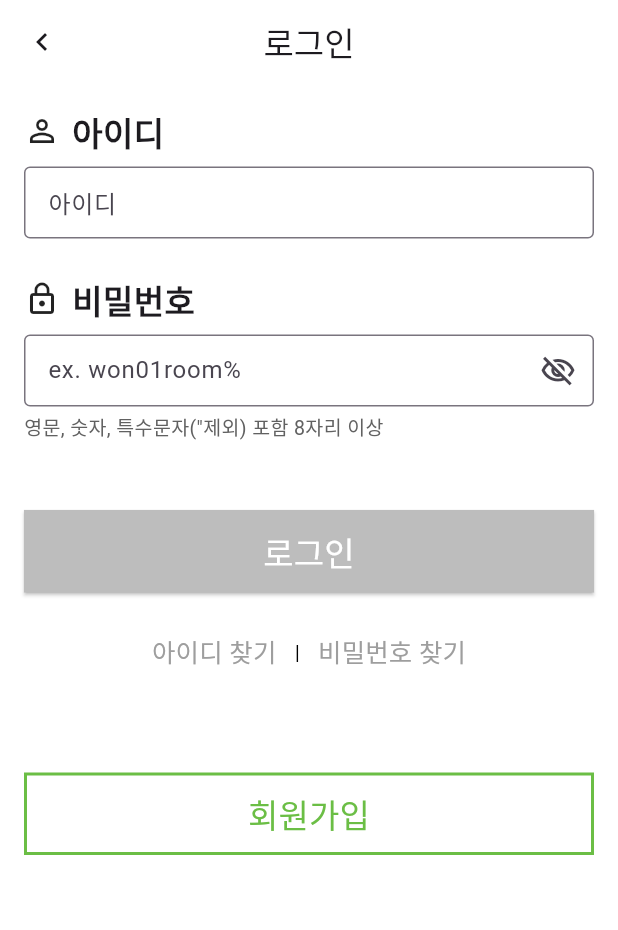
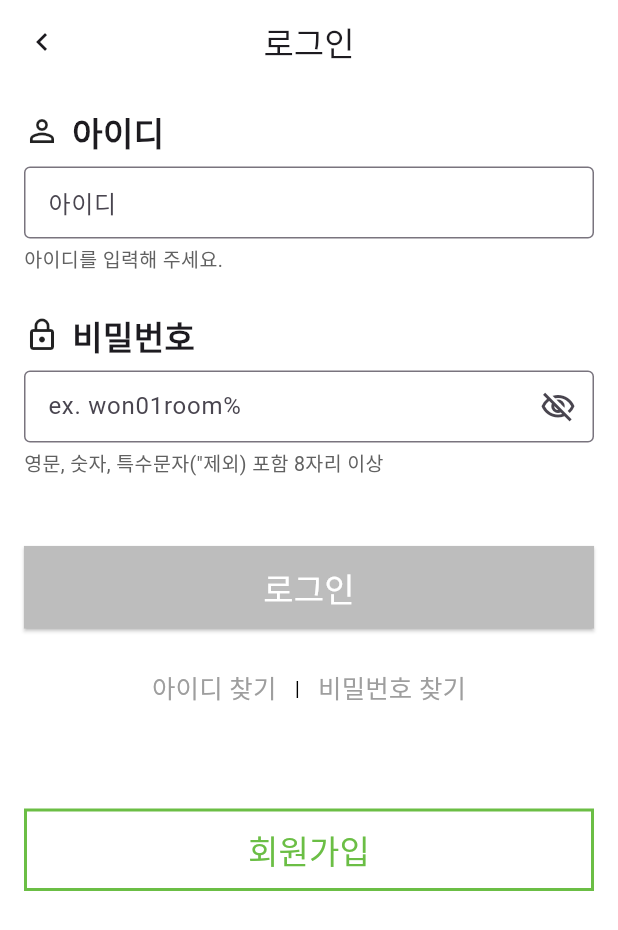
Before and after one commit to kimjaehui02/WonRoom, a Flutter app: the Login screen opened directly, after a tap on "로그인", on a phone screen of 412 x 824 dp. Shown: the top 930 px of the screen. Run offline on Flutter 3.47's test engine with Material 3 defaults, Android fonts, the phone set to English and light mode, and no system bars; our stand-ins replace dio, flutter_secure_storage, image_picker; accounts and stored records are empty; Roboto replaces fonts that are missing (Pretendard); project files that could hold a hidden picture were left out.

Commit message:
작업 최근까지 정리
현재 로그인까지 완료되ㅐ었음

```diff
--- /dev/null
+++ b/wonroom/lib/DB/users/common_validators.dart
@@ -0,0 +1,60 @@
+import 'package:flutter/material.dart';
+
+// 공통 유효성 검사 관련 메서드를 제공하는 클래스
+class CommonValidators {
+  // 아이디 유효성 검사
+  static String? validateUserId(String? value) {
+    if (value == null || value.isEmpty) {
+      return '아이디를 입력해 주세요.';
+    }
+    if (value.length < 4) {
+      return '아이디는 4자리 이상이어야 합니다.';
+    }
+    return null;
+  }
+
+  // 비밀번호 유효성 검사
+  static String? validatePassword(String? value) {
+    if (value == null || value.isEmpty) {
+      return '비밀번호를 입력해 주세요.';
+    }
+    if (value.length < 8) {
+      return '비밀번호는 8자리 이상이어야 합니다.';
+    }
+    return null;
+  }
+
+  // 비밀번호 확인 유효성 검사
+  static String? validatePasswordConfirm(String? value, String password) {
+    if (value == null || value.isEmpty) {
+      return '비밀번호 확인을 입력해 주세요.';
+    }
+    if (value != password) {
+      return '비밀번호가 일치하지 않습니다.';
+    }
+    return null;
+  }
+
+  // 닉네임 유효성 검사
+  static String? validateNickname(String? value) {
+    if (value == null || value.isEmpty) {
+      return '닉네임을 입력해 주세요.';
+    }
+    if (value.length < 3) {
+      return '닉네임은 3자리 이상이어야 합니다.';
+    }
+    return null;
+  }
+
+  // 이메일 유효성 검사
+  static String? validateEmail(String? value) {
+    if (value == null || value.isEmpty) {
+      return '이메일을 입력해 주세요.';
+    }
+    final emailRegex = RegExp(r'^[^@]+@[^@]+\.[^@]+$');
+    if (!emailRegex.hasMatch(value)) {
+      return '유효한 이메일 주소를 입력해 주세요.';
+    }
+    return null;
+  }
+}
--- a/wonroom/lib/index.dart
+++ b/wonroom/lib/index.dart
@@ -58,6 +58,7 @@ class _IndexState extends State<Index> with SingleTickerProviderStateMixin {
     return Scaffold(
       resizeToAvoidBottomInset : false,
       appBar: AppBar(
+        automaticallyImplyLeading: false,  // 뒤로가기 버튼 숨기기
         title: Row(
           children: [
             IconButton(
--- a/wonroom/lib/login.dart
+++ b/wonroom/lib/login.dart
@@ -1,12 +1,75 @@
 import 'package:flutter/material.dart';
 import 'package:wonroom/Finding_Pw.dart';
+import 'package:wonroom/Login/LoginValidators.dart';
 import 'join.dart'; // Join 화면을 가져옵니다.
 
-class Login extends StatelessWidget {
+class Login extends StatefulWidget {
   Login({super.key});
 
-  // _passwordController 선언
+  @override
+  _LoginState createState() => _LoginState();
+}
+
+class _LoginState extends State<Login> {
+  final TextEditingController _idController = TextEditingController();
   final TextEditingController _passwordController = TextEditingController();
+
+  bool _obscurePassword = true;
+
+  bool _buttonAble = false;
+
+  String _idHint = '아이디를 입력해 주세요.'; // 초기 힌트 텍스트
+  String _passwordHint = '영문, 숫자, 특수문자("제외) 포함 8자리 이상'; // 초기 힌트 텍스트
+
+  @override
+  void initState() {
+    super.initState();
+
+    // 리스너 등록
+    _idController.addListener(_onTextChanged);
+    _passwordController.addListener(_onTextChanged);
+  }
+
+  @override
+  void dispose() {
+    // 리스너 해제
+    _idController.removeListener(_onTextChanged);
+    _passwordController.removeListener(_onTextChanged);
+
+    // 컨트롤러 해제
+    _idController.dispose();
+    _passwordController.dispose();
+
+    super.dispose();
+  }
+
+  // 입력값 변경 시 호출될 함수
+  void _onTextChanged() {
+    // 여기에 입력값 변경 시 실행할 작업을 추가
+    // print('ID: ${_idController.text}');
+    // print('Password: ${_passwordController.text}');
+
+    // 예를 들어, 입력값에 따라 로그인 버튼의 활성화 상태를 조절할 수 있습니다.
+    // setState(() {
+    //   // 버튼 활성화/비활성화 로직
+    // });
+
+    print(_idController.text);
+    print(_passwordController.text);
+    // 텍스트를 입력받으면 힌트메세지를 바꿔서 어떤상황인지 알려준다
+    setState(() {
+      // 올바르게 클래스 변수 업데이트
+      _idHint = LoginValidators.validateUserId(_idController.text) ?? ' ';
+      _passwordHint = LoginValidators.validatePassword(_passwordController.text) ?? ' ';
+    });
+
+
+    print(_idHint);
+    print(_passwordHint);
+    // 둘다 문제가 없다면 실행하여 버튼 활성화를 시켜준다
+    _buttonAble = LoginValidators.buttonAble(_idController.text, _passwordController.text);
+  }
+
 
   @override
   Widget build(BuildContext context) {
@@ -47,6 +110,7 @@ class Login extends StatelessWidget {
                       ),
                       const SizedBox(height: 8.0),
                       TextFormField(
+                        controller: _idController, // 컨트롤러를 지정합니다.
                         decoration: const InputDecoration(
                           labelText: '아이디',
                           border: OutlineInputBorder(),
@@ -55,6 +119,14 @@ class Login extends StatelessWidget {
                             color: Colors.red, // 에러 메시지의 색상
                             fontSize: 12, // 에러 메시지의 글자 크기
                           ),
+                        ),
+                      ),
+                      const SizedBox(height: 4.0), // 비밀번호 조건과 필드 사이의 간격
+                      Text(
+                        _idHint,
+                        style: TextStyle(
+                          fontSize: 13,
+                          color: Colors.grey[700], // 설명 텍스트 색상
                         ),
                       ),
                       const SizedBox(height: 25.0),
@@ -77,13 +149,22 @@ class Login extends StatelessWidget {
                         children: [
                           TextFormField(
                             controller: _passwordController,
-                            decoration: const InputDecoration(
+                            decoration: InputDecoration(
                               hintText: 'ex. won01room%',
                               border: OutlineInputBorder(),
                               contentPadding: EdgeInsets.symmetric(horizontal: 12.0, vertical: 10.0),
-                              suffixIcon: Icon(Icons.visibility_off_outlined),
+                              suffixIcon: IconButton(
+                                icon: Icon(
+                                  _obscurePassword ? Icons.visibility_off_outlined : Icons.visibility_outlined,
+                                ),
+                                onPressed: () {
+                                  setState(() {
+                                    _obscurePassword = !_obscurePassword;
+                                  });
+                                },
+                              ),
                             ),
-                            obscureText: true,
+                            obscureText: _obscurePassword,
                             validator: (value) {
                               if (value == null || value.length < 8) {
                                 return '비밀번호는 8자리 이상이어야 합니다.';
@@ -93,7 +174,7 @@ class Login extends StatelessWidget {
                           ),
                           const SizedBox(height: 4.0), // 비밀번호 조건과 필드 사이의 간격
                           Text(
-                            '영문, 숫자, 특수문자("제외) 포함 8자리 이상',
+                            _passwordHint,
                             style: TextStyle(
                               fontSize: 13,
                               color: Colors.grey[700], // 설명 텍스트 색상
@@ -105,11 +186,35 @@ class Login extends StatelessWidget {
                       SizedBox(
                         width: double.infinity,
                         child: ElevatedButton(
-                          onPressed: () {
+                          onPressed: () async {
                             // 로그인 버튼 클릭 시 실행될 코드
+                            // String? check = await LoginValidators.validateLogin(_idController.text, _passwordController.text);
+                            print("check");
+                            print("check");
+                            print("check");
+                            print("check");
+                            if(_buttonAble == true)
+                              {
+                                String check = await LoginValidators.validateLogin(_idController.text, _passwordController.text) ?? "예외상황 발생";
+                                print(check);
+                                print(check);
+                                print(check);
+                                print(check);
+                                if(check == '환영합니다.')
+                                  {
+                                    LoginValidators.showSuccessDialog(context, check);
+                                  }
+                                else
+                                  {
+                                    LoginValidators.showErrorDialog(context, check);
+                                  }
+
+
+                              }
+                            // 로그인 결과 처리
                           },
                           style: ElevatedButton.styleFrom(
-                            backgroundColor: Colors.grey[400], // 회색 배경색
+                            backgroundColor: _buttonAble ? Colors.green : Colors.grey[400],
                             shape: RoundedRectangleBorder(
                               borderRadius: BorderRadius.zero, // 직사각형 모양
                             ),
```
Also changed, not shown: wonroom/lib/DB/users/user_service.dart (+14 -6 lines), wonroom/lib/DB/users/users_model.dart (+5 -10 lines), wonroom/lib/Flask/storage_manager.dart (+15 -0 lines), wonroom/lib/Join/validators.dart (+27 -55 lines), wonroom/lib/Login/LoginValidators.dart (added, +212 -0 lines), wonroom/lib/intro.dart (+4 -4 lines), 5 other files.
